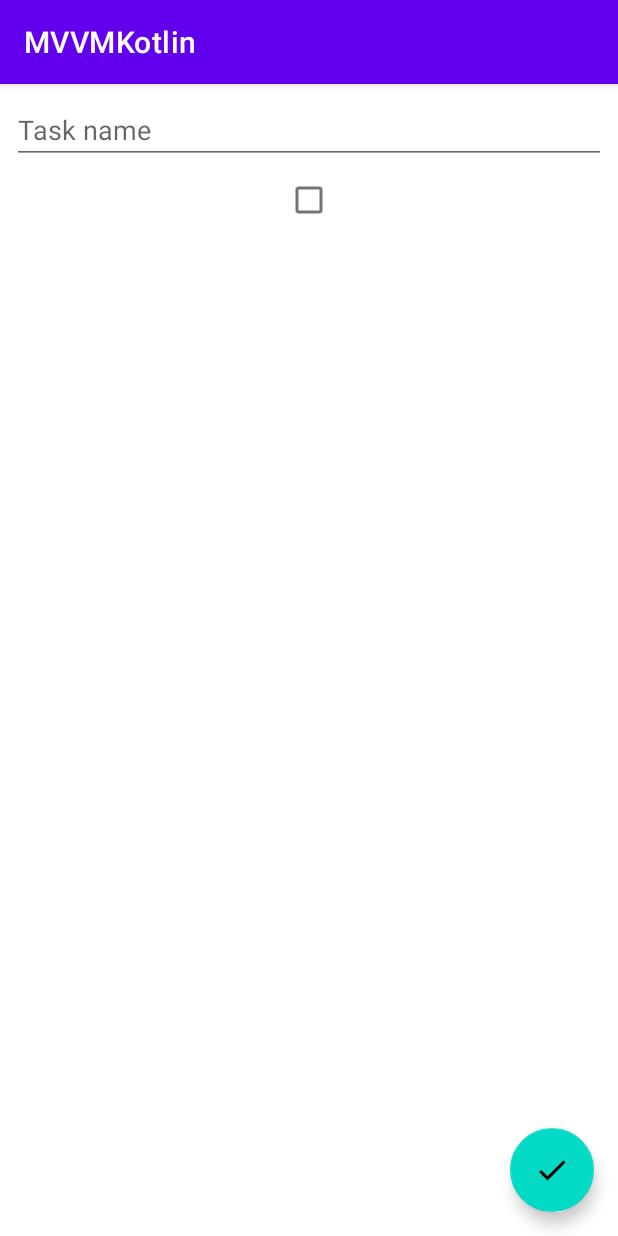
After one commit to marsdenmadoka/KtMVVM, an Android app: the AddEditTaskFragment screen opened through its navigation route, on a phone screen of 412 x 824 dp. The commit adds this screen. Run offline under Robolectric (Android 15) with nearby library versions, the phone set to English and light mode, and no system bars; our stand-ins replace Dagger/Hilt's generated code, Room's generated code; libraries missing offline, so code that uses them is left out: androidx.hilt, androidx.hilt.lifecycle; 7 statements that could not run were skipped.

Commit message:
added edittask

```diff
--- /dev/null
+++ b/app/src/main/java/com/madokasoftwares/mvvmkotlin/ui/addedittask/AddEditTaskFragment.kt
@@ -0,0 +1,30 @@
+package com.madokasoftwares.mvvmkotlin.ui.addedittask
+
+import android.os.Bundle
+import android.view.View
+import androidx.core.view.isVisible
+import androidx.fragment.app.Fragment
+import androidx.fragment.app.viewModels
+import com.madokasoftwares.mvvmkotlin.R
+import com.madokasoftwares.mvvmkotlin.databinding.FragmentAddEditTaskBinding
+import dagger.hilt.android.AndroidEntryPoint
+
+@AndroidEntryPoint
+class AddEditTaskFragment:Fragment(R.layout.fragment_add_edit_task) {
+
+    private val viewModel:AddEditTaskViewModel by viewModels()
+
+    override fun onViewCreated(view: View, savedInstanceState: Bundle?) {
+        super.onViewCreated(view, savedInstanceState)
+        val binding = FragmentAddEditTaskBinding.bind(view)
+
+        binding.apply {
+            editTaskName.setText(viewModel.taskName)
+            checkBoxImportant.isChecked=viewModel.taskimportance
+            checkBoxImportant.jumpDrawablesToCurrentState()
+            textViewDateCreated.isVisible=viewModel.task != null
+            textViewDateCreated.text="created:${viewModel.task?.createdDateFormatted} "
+
+        }
+    }
+}
--- a/app/src/main/java/com/madokasoftwares/mvvmkotlin/ui/tasks/TasksViewModel.kt
+++ b/app/src/main/java/com/madokasoftwares/mvvmkotlin/ui/tasks/TasksViewModel.kt
@@ -1,9 +1,8 @@
 package com.madokasoftwares.mvvmkotlin.ui.tasks
 
+import androidx.hilt.Assisted
 import androidx.hilt.lifecycle.ViewModelInject
-import androidx.lifecycle.ViewModel
-import androidx.lifecycle.asLiveData
-import androidx.lifecycle.viewModelScope
+import androidx.lifecycle.*
 import com.madokasoftwares.mvvmkotlin.data.PreferencesManager
 import com.madokasoftwares.mvvmkotlin.data.Task
 import com.madokasoftwares.mvvmkotlin.data.TaskDao
@@ -16,18 +15,21 @@ import kotlinx.coroutines.launch
 
 class TasksViewModel @ViewModelInject constructor(//injecting our DAO in the viewModel
     private val taskDao: TaskDao, //
-    private val preferencesManager: PreferencesManager //our preferencesManager class
-) : ViewModel() {
+    private val preferencesManager: PreferencesManager, //our preferencesManager class
+    @Assisted private val state:SavedStateHandle
+    ) : ViewModel() {
 
     private val tasksEventChannel = Channel<TasksEvent>()//used in our seale class
     val tasksEvent = tasksEventChannel.receiveAsFlow()
 
     val preferencesFlow = preferencesManager.preferencesFlow
-    val searchQuery = MutableStateFlow("")//for searching
+    val searchQuery = state.getLiveData("searchQuery","")
+
+    //val searchQuery = MutableStateFlow("")//for searching
 
 
     private val tasksFlow = combine(
-        searchQuery,
+        searchQuery.asFlow(),
         preferencesFlow
     ) { query, filterPreferences ->
         Pair(query, filterPreferences)
@@ -46,9 +48,11 @@ class TasksViewModel @ViewModelInject constructor(//injecting our DAO in the vie
     //preventing our data in fragment from being lost when we change the state of application eg rotate or pause
     val tasks = tasksFlow.asLiveData() //return flow of lists of tasks from our TaskDao
 
-    fun onTaskSelected(task: Task) {
+    //whenwe click item in the recycleviwer
+    fun onTaskSelected(task: Task) =viewModelScope.launch {
+        tasksEventChannel.send(TasksEvent.NavigateToEditTaskScreen(task))
+    }
 
-    }
 
     //when want to update the checked box hence we must put it in courountine since our update is a suspend function
     fun onTaskCheckedChanged(task: Task, isChecked: Boolean) = viewModelScope.launch {
@@ -65,8 +69,14 @@ class TasksViewModel @ViewModelInject constructor(//injecting our DAO in the vie
         taskDao.insert(task)
     }
 
-    //represent close combination of different values will use it in showing the snakebar
+    //we want to send our event to our channel;
+    fun onAddNewTaskClick()=viewModelScope.launch {
+     tasksEventChannel.send(TasksEvent.NavigateToAddTaskScreen)
+    }
+    //represent close combination of different values
     sealed class TasksEvent {
+        object NavigateToAddTaskScreen:TasksEvent()
+        data class NavigateToEditTaskScreen(val task:Task):TasksEvent()
         data class ShowUndoDeleteTaskMessage(val task: Task) : TasksEvent()
     }
 }
--- /dev/null
+++ b/app/src/main/java/com/madokasoftwares/mvvmkotlin/util/Utils.kt
@@ -0,0 +1,4 @@
+package com.madokasoftwares.mvvmkotlin.util
+
+val <T> T.exhaustive:T
+get() = this
--- a/app/src/main/res/layout/fragment_add_edit_task.xml
+++ b/app/src/main/res/layout/fragment_add_edit_task.xml
@@ -2,7 +2,8 @@
 <androidx.coordinatorlayout.widget.CoordinatorLayout xmlns:android="http://schemas.android.com/apk/res/android"
     xmlns:tools="http://schemas.android.com/tools"
     android:layout_width="match_parent"
-    android:layout_height="match_parent">
+    android:layout_height="match_parent"
+    tools:context=".ui.addedittask.AddEditTaskFragment">
 
     <LinearLayout
         android:layout_width="match_parent"
--- a/app/src/main/res/navigation/nav_graph.xml
+++ b/app/src/main/res/navigation/nav_graph.xml
@@ -9,7 +9,22 @@
         android:id="@+id/tasksFragment"
         android:name="com.madokasoftwares.mvvmkotlin.ui.tasks.TasksFragment"
         android:label="fragment_tasks"
-        tools:layout="@layout/fragment_tasks" />
+        tools:layout="@layout/fragment_tasks" >
+        <action
+            android:id="@+id/action_tasksFragment_to_addEditTaskFragment3"
+            app:destination="@id/addEditTaskFragment3" />
+    </fragment>
+    <fragment
+        android:id="@+id/addEditTaskFragment3"
+        android:name="com.madokasoftwares.mvvmkotlin.ui.addedittask.AddEditTaskFragment"
+        android:label="fragment_add_edit_task"
+        tools:layout="@layout/fragment_add_edit_task" >
+        <argument
+            android:name="task"
+            app:argType="com.madokasoftwares.mvvmkotlin.data.Task"
+            app:nullable="true"
+            android:defaultValue="@null" />
+    </fragment>
 </navigation>
 
     <!--
```
Also changed, not shown: app/src/main/java/com/madokasoftwares/mvvmkotlin/ui/addedittask/AddEditTaskViewModel.kt (added, +28 -0 lines), app/src/main/java/com/madokasoftwares/mvvmkotlin/ui/tasks/TasksFragment.kt (+16 -1 lines).
